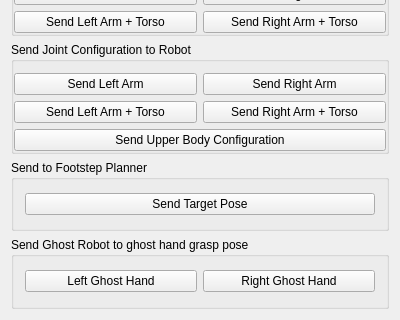
The window that vigir_ocs_ghost_control_widget/src/ui/ghost_control_widget.ui (team-vigir/vigir_ocs_common) describes before a commit, drawn with Qt 5; both pictures show x 0 to 400 and y 243 to 563 of the 400 by 563 pixel window.
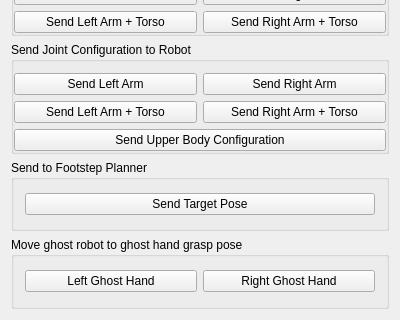
The same window after the commit.

Commit message: [vigir_ocs_ghost_control] * Fix button names

The edit to the form file:
```diff
--- a/vigir_ocs_ghost_control_widget/src/ui/ghost_control_widget.ui
+++ b/vigir_ocs_ghost_control_widget/src/ui/ghost_control_widget.ui
@@ -342,7 +342,7 @@
    <item row="5" column="0">
     <widget class="QGroupBox" name="groupBox_6">
      <property name="title">
-      <string>Send Ghost Robot to ghost hand grasp pose</string>
+      <string>Move ghost robot to ghost hand grasp pose</string>
      </property>
      <layout class="QGridLayout" name="gridLayout_6">
       <item row="0" column="0">
```
Left out of the diff: 4 changed lines with no effect on the pictures.
